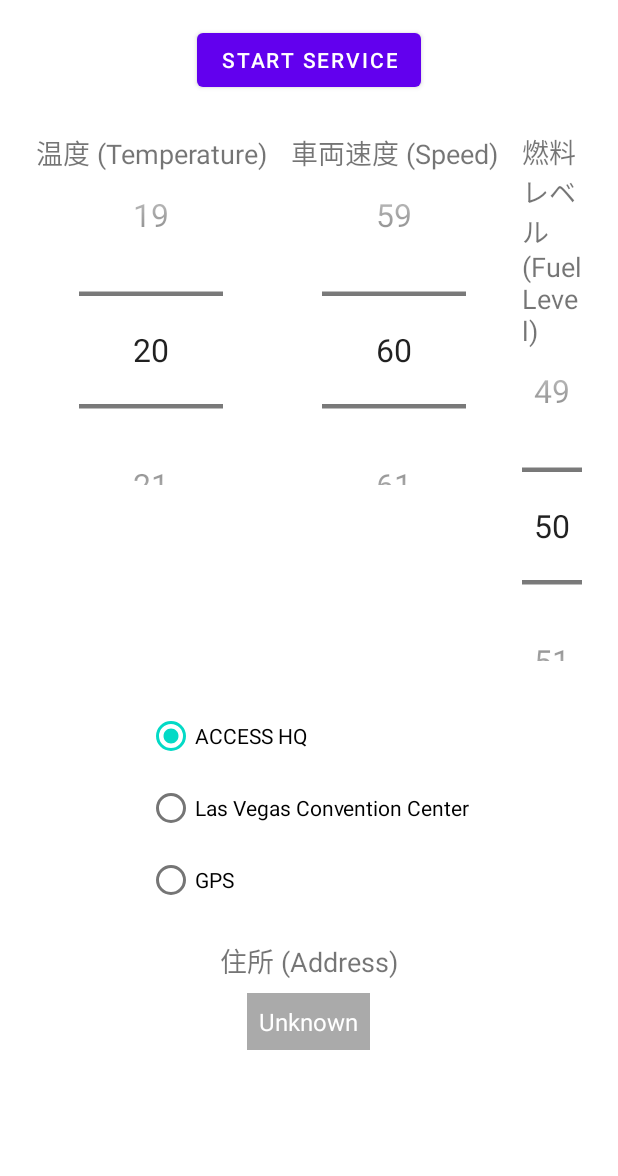
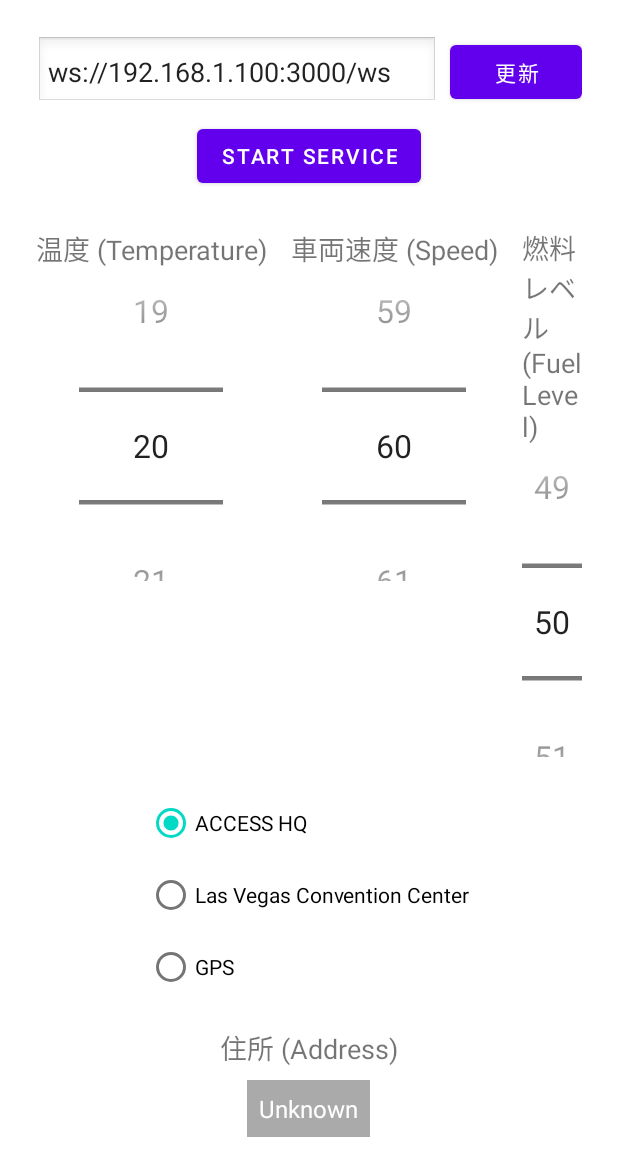
Before and after one commit to aRaikoFunakami/AIClient, an Android app: the screen it shows after launch (MainActivity), on a phone screen of 412 x 824 dp. Shown: the top 1176 px of the screen. Run offline under Robolectric (Android 15) with nearby library versions, the phone set to English and light mode, and no system bars.

Commit message:
[add] URL field

```diff
--- a/app/src/main/java/com/example/aiclient/MainActivity.kt
+++ b/app/src/main/java/com/example/aiclient/MainActivity.kt
@@ -45,6 +45,7 @@ class MainActivity : AppCompatActivity() {
     private var currentLongitude = ACCESS_LON
     private var currentAddress: String = "Unknown"
     private var currentTimestamp: String = ""
+    private var websocketUrl:String =  "ws://192.168.1.100:3000/ws"
 
     override fun onCreate(savedInstanceState: Bundle?) {
         super.onCreate(savedInstanceState)
@@ -59,11 +60,16 @@ class MainActivity : AppCompatActivity() {
         val gpsOption = findViewById<RadioButton>(R.id.gpsRadioButton)
         val accessOption = findViewById<RadioButton>(R.id.accessRadioButton)
         val vegasOption = findViewById<RadioButton>(R.id.vegasRadioButton)
+        val websocketUrlEditText = findViewById<EditText>(R.id.websocketUrlEditText)
+        val updateWebsocketUrlButton = findViewById<Button>(R.id.updateWebsocketUrlButton)
 
         // テスト用にGoogle Play Services利用可能性チェック
         val googleAPI = GoogleApiAvailability.getInstance()
         val resultCode = googleAPI.isGooglePlayServicesAvailable(this)
         isGPSAvailable = (resultCode == ConnectionResult.SUCCESS)
+
+        // websocket
+        websocketUrl = websocketUrlEditText.text.toString().trim()
 
         // Picker設定
         tempPicker.minValue = 18
@@ -106,6 +112,13 @@ class MainActivity : AppCompatActivity() {
                         accessOption.isChecked = true
                     }
                 }
+            }
+        }
+
+        updateWebsocketUrlButton.setOnClickListener {
+            websocketUrl = websocketUrlEditText.text.toString().trim()
+            if (websocketUrl.isNotEmpty()) {
+                updateWebSocketUrl(websocketUrl)
             }
         }
 
@@ -156,11 +169,15 @@ class MainActivity : AppCompatActivity() {
     override fun onResume() {
         super.onResume()
         val intentFilter = IntentFilter(ACTION_UPDATE_TEMPERATURE)
+        registerReceiver(temperatureReceiver, intentFilter, Context.RECEIVER_NOT_EXPORTED)
+        /*
         if (Build.VERSION.SDK_INT >= Build.VERSION_CODES.TIRAMISU) {
             registerReceiver(temperatureReceiver, intentFilter, Context.RECEIVER_NOT_EXPORTED)
         } else {
             registerReceiver(temperatureReceiver, intentFilter)
         }
+
+         */
     }
 
     private val temperatureReceiver = object : BroadcastReceiver() {
@@ -174,6 +191,7 @@ class MainActivity : AppCompatActivity() {
 
     private fun startMyService() {
         val intent = Intent(this, AudioService::class.java).apply {
+            action = AudioService.ACTION_START_PROCESSING // アクションを設定
             putExtra("temp", findViewById<NumberPicker>(R.id.tempPicker).value)
             putExtra("speed", findViewById<NumberPicker>(R.id.speedPicker).value)
             putExtra("fuel", findViewById<NumberPicker>(R.id.fuelPicker).value)
@@ -181,6 +199,7 @@ class MainActivity : AppCompatActivity() {
             putExtra("longitude", currentLongitude)
             putExtra("address", currentAddress)
             putExtra("timestamp", currentTimestamp)
+            putExtra(AudioService.EXTRA_WEBSOCKET_URL, websocketUrl)
         }
         ContextCompat.startForegroundService(this, intent)
         isServiceRunning = true
@@ -203,6 +222,7 @@ class MainActivity : AppCompatActivity() {
             putExtra("longitude", currentLongitude)
             putExtra("address", currentAddress)
             putExtra("timestamp", currentTimestamp)
+            putExtra(AudioService.EXTRA_WEBSOCKET_URL, websocketUrl)
         }
         ContextCompat.startForegroundService(this, intent)
     }
@@ -283,4 +303,12 @@ class MainActivity : AppCompatActivity() {
     private fun getTimeZoneIdFromLocation(latitude: Double, longitude: Double): String {
         return TimeZone.getDefault().id
     }
+
+    private fun updateWebSocketUrl(newUrl: String) {
+        val intent = Intent(this, AudioService::class.java).apply {
+            action = AudioService.ACTION_UPDATE_URL
+            putExtra(AudioService.EXTRA_WEBSOCKET_URL, newUrl)
+        }
+        startService(intent)
+    }
 }
--- a/app/src/main/res/layout/activity_main.xml
+++ b/app/src/main/res/layout/activity_main.xml
@@ -5,6 +5,33 @@
     android:layout_height="match_parent"
     android:orientation="vertical"
     android:padding="16dp">
+
+    <!-- WebSocket URL 設定セクション -->
+    <LinearLayout
+        android:layout_width="match_parent"
+        android:layout_height="wrap_content"
+        android:orientation="horizontal"
+        android:gravity="center_vertical"
+        android:padding="8dp">
+
+        <EditText
+            android:id="@+id/websocketUrlEditText"
+            android:layout_width="0dp"
+            android:layout_height="wrap_content"
+            android:layout_weight="1"
+            android:hint="WebSocket URL"
+            android:text="ws://192.168.1.100:3000/ws"
+            android:inputType="textUri"
+            android:padding="8dp"
+            android:background="@android:drawable/edit_text" />
+
+        <Button
+            android:id="@+id/updateWebsocketUrlButton"
+            android:layout_width="wrap_content"
+            android:layout_height="wrap_content"
+            android:text="更新"
+            android:layout_marginStart="8dp" />
+    </LinearLayout>
 
     <!-- Start/Stop Button -->
     <Button
```
Also changed, not shown: app/src/main/java/com/example/aiclient/AudioService.kt (+57 -8 lines).
